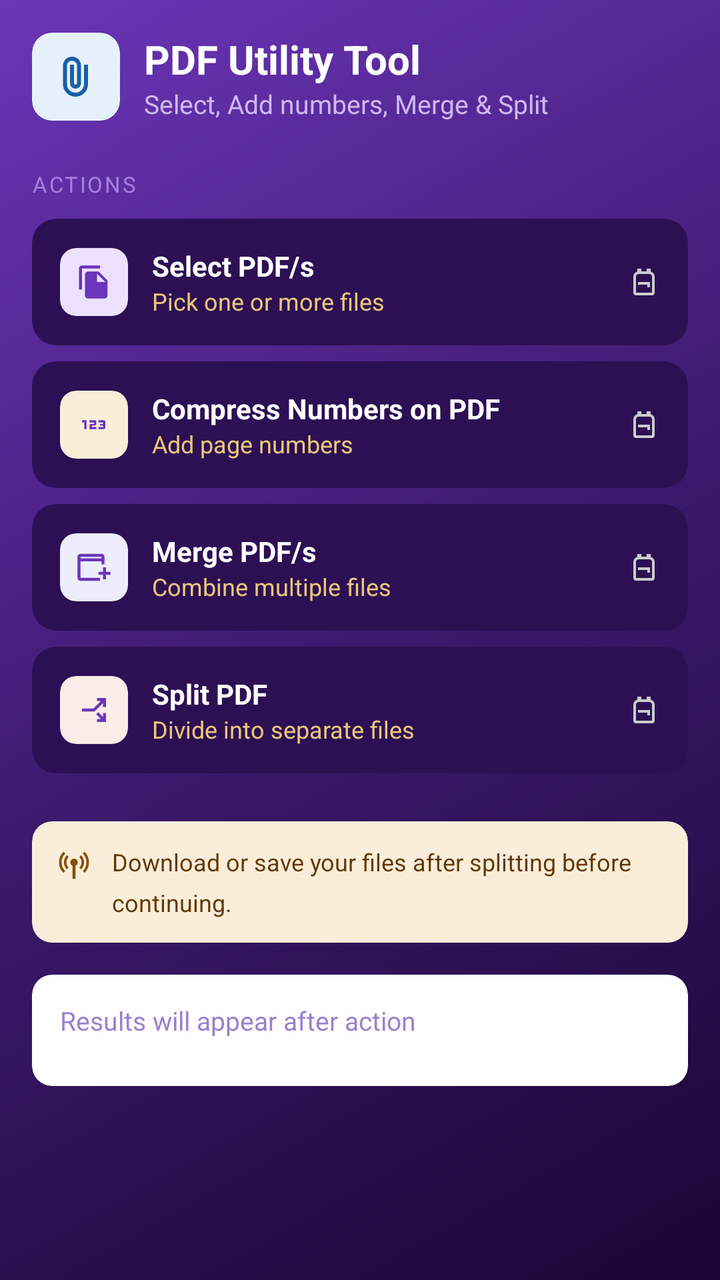
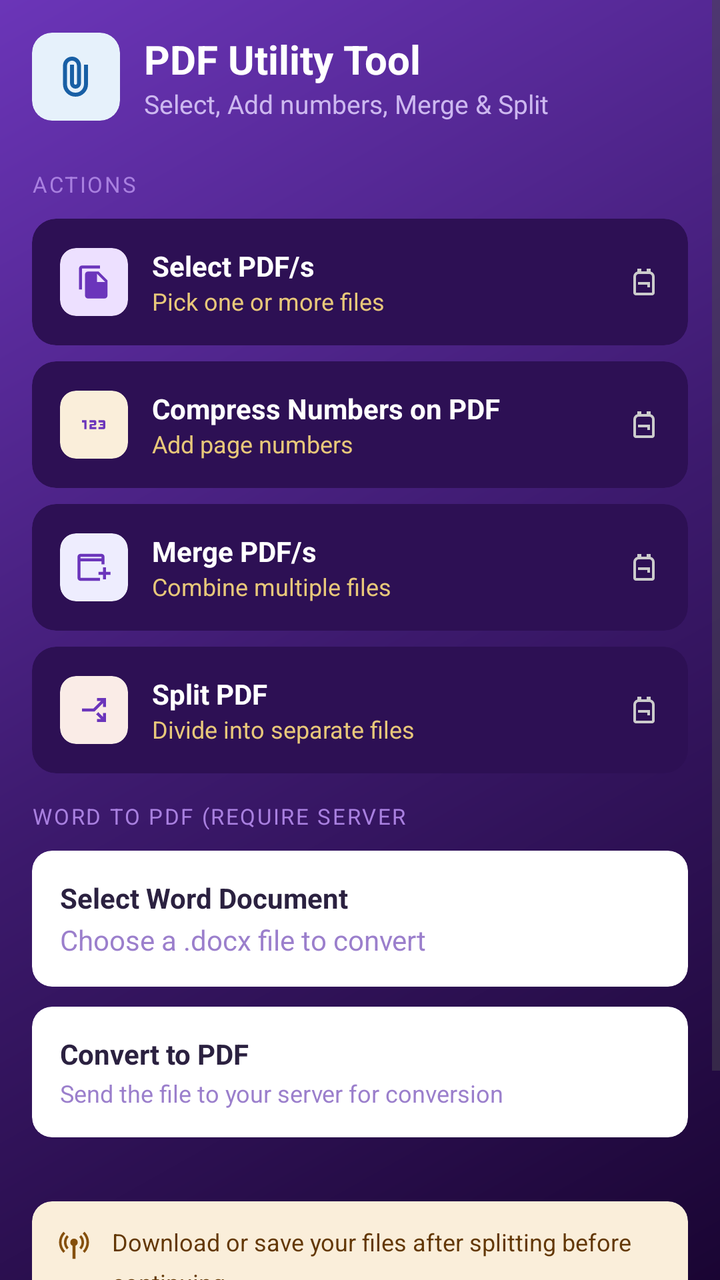

Compare the two renders of this Android layout. The source of the first and the diff that turns it into the second are given below.
<!-- AndroidManifest.xml: application theme Theme.PDFUtilityApp -->
<!-- res/layout/activity_main.xml -->
<?xml version="1.0" encoding="utf-8"?>
<ScrollView xmlns:android="http://schemas.android.com/apk/res/android"
    xmlns:app="http://schemas.android.com/apk/res-auto"
    android:layout_width="match_parent"
    android:layout_height="match_parent"
    android:background="@drawable/bg_gradient">

    <LinearLayout
        android:layout_width="match_parent"
        android:layout_height="wrap_content"
        android:orientation="vertical"
        android:paddingTop="56dp"
        android:padding="16dp">

        <LinearLayout
            android:layout_width="match_parent"
            android:layout_height="wrap_content"
            android:orientation="horizontal"
            android:gravity="center_vertical"
            android:layout_marginBottom="24dp">

            <androidx.cardview.widget.CardView
                android:layout_width="44dp"
                android:layout_height="44dp"
                app:cardCornerRadius="10dp"
                app:cardBackgroundColor="#E6F1FB"
                app:cardElevation="0dp">
                <ImageView
                    android:layout_width="24dp"
                    android:layout_height="24dp"
                    android:layout_gravity="center"
                    android:src="@drawable/ic_picture_as_pdf"
                    app:tint="#185FA5"/>
            </androidx.cardview.widget.CardView>
            
            <LinearLayout
                android:layout_width="wrap_content"
                android:layout_height="wrap_content"
                android:orientation="vertical"
                android:layout_marginStart="12dp">

                <TextView
                    android:layout_width="wrap_content"
                    android:layout_height="wrap_content"
                    android:text="PDF Utility Tool"
                    android:textSize="20sp"
                    android:textStyle="bold"
                    android:textColor="#FFFFFF"/>
                <TextView
                    android:layout_width="wrap_content"
                    android:layout_height="wrap_content"
                    android:text="Select, Add numbers, Merge &amp; Split"
                    android:textSize="13sp"
                    android:textColor="#CDB8F0"/>
            </LinearLayout>
        </LinearLayout>

        <TextView
            android:layout_width="wrap_content"
            android:layout_height="wrap_content"
            android:text="ACTIONS"
            android:textSize="11sp"
            android:textColor="#A980E0"
            android:letterSpacing="0.08"
            android:layout_marginBottom="10dp"/>

        <include layout = "@layout/item_action_select"/>

        <include layout = "@layout/item_action_compress"/>
        <include layout = "@layout/item_action_merge"/>
        <include layout = "@layout/item_action_split"/>
        
        <androidx.cardview.widget.CardView
            android:layout_width="match_parent"
            android:layout_height="wrap_content"
            app:cardCornerRadius="10dp"
            app:cardBackgroundColor="#FAEEDA"
            app:cardElevation="0dp"
            android:layout_marginTop="16dp"
            android:layout_marginBottom="16dp">
            <LinearLayout
                android:layout_width="match_parent"
                android:layout_height="wrap_content"
                android:orientation="horizontal"
                android:padding="12dp"
                android:gravity="top">
                <ImageView
                    android:layout_width="18dp"
                    android:layout_height="18dp"
                    android:src="@drawable/ic_warning"
                    app:tint="#854F0B"
                    android:layout_marginEnd="10dp"
                    android:layout_marginTop="1dp"/>
                <TextView
                    android:layout_width="match_parent"
                    android:layout_height="wrap_content"
                    android:text="Download or save your files after splitting before continuing."
                    android:textSize="12sp"
                    android:textColor="#633806"
                    android:lineSpacingMultiplier="1.4"/>
            </LinearLayout>
        </androidx.cardview.widget.CardView>

    <androidx.cardview.widget.CardView
        android:id="@+id/cardResult"
        android:layout_width="match_parent"
        android:layout_height="wrap_content"
        app:cardCornerRadius="10dp"
        app:cardBackgroundColor="#FFFFFF"
        app:cardElevation="0dp"
        android:layout_marginBottom="16dp">
        <LinearLayout
            android:layout_width="match_parent"
            android:layout_height="wrap_content"
            android:orientation="vertical"
            android:padding="14dp">
            <TextView
                android:id="@+id/tvResult"
                android:layout_width="match_parent"
                android:layout_height="wrap_content"
                android:text="Results will appear after action"
                android:textSize="13sp"
                android:textColor="#9B7FCC"/>

            <HorizontalScrollView
                android:layout_width="match_parent"
                android:layout_height="wrap_content">

                <LinearLayout
                    android:id="@+id/layoutSplitPages"
                    android:orientation="horizontal"
                    android:layout_width="match_parent"
                    android:layout_height="wrap_content"
                    android:layout_marginTop="10dp"/>
            </HorizontalScrollView>

        </LinearLayout>
    </androidx.cardview.widget.CardView>
    </LinearLayout>
</ScrollView>
<!-- res/layout/item_action_select.xml (included above) -->
<?xml version="1.0" encoding="utf-8"?>
<androidx.cardview.widget.CardView xmlns:android="http://schemas.android.com/apk/res/android"
    xmlns:app="http://schemas.android.com/apk/res-auto"
    android:id="@+id/btnSelect"
    android:layout_width="match_parent"
    android:layout_height="match_parent"
    android:layout_marginBottom="8dp"
    android:clickable="true"
    android:focusable="true"
    app:cardCornerRadius="12dp"
    app:cardBackgroundColor="#2D1054"
    app:cardElevation="0dp">
    
    <LinearLayout
        android:layout_width="match_parent"
        android:layout_height="wrap_content"
        android:orientation="horizontal"
        android:padding="14dp"
        android:gravity="center_vertical">
        
        <androidx.cardview.widget.CardView
            android:layout_width="34dp"
            android:layout_height="34dp"
            app:cardCornerRadius="8dp"
            app:cardBackgroundColor="#EDE0FF"
            app:cardElevation="0dp">
            
            <ImageView
                android:layout_width="18dp"
                android:layout_height="18dp"
                android:layout_gravity="center"
                android:src="@drawable/ic_file_copy"
                app:tint="#6B35BB"/>
        </androidx.cardview.widget.CardView>
        <LinearLayout
            android:layout_width="0dp"
            android:layout_height="wrap_content"
            android:layout_weight="1"
            android:orientation="vertical"
            android:layout_marginStart="12dp">
            <TextView
                android:layout_width="wrap_content"
                android:layout_height="wrap_content"
                android:text="Select PDF/s"
                android:textSize="14sp"
                android:textStyle="bold"
                android:textColor="#FFFFFF"/>
            <TextView
                android:layout_width="wrap_content"
                android:layout_height="wrap_content"
                android:text="Pick one or more files"
                android:textSize="12sp"
                android:textColor="#E8C87A"/>

        </LinearLayout>
        
        <ImageView
            android:layout_width="16dp"
            android:layout_height="16dp"
            android:src="@drawable/ic_chevron_right"
            app:tint="#CCCCCC"/>
    </LinearLayout>

</androidx.cardview.widget.CardView>
<!-- res/layout/item_action_compress.xml (included above) -->
<?xml version="1.0" encoding="utf-8"?>
<androidx.cardview.widget.CardView xmlns:android="http://schemas.android.com/apk/res/android"
    xmlns:app="http://schemas.android.com/apk/res-auto"
    android:id="@+id/btnCompressNo"
    android:layout_width="match_parent"
    android:layout_height="match_parent"
    android:layout_marginBottom="8dp"
    android:clickable="true"
    android:focusable="true"
    app:cardCornerRadius="12dp"
    app:cardBackgroundColor="#2D1054"
    app:cardElevation="0dp">

    <LinearLayout
        android:layout_width="match_parent"
        android:layout_height="wrap_content"
        android:orientation="horizontal"
        android:padding="14dp"
        android:gravity="center_vertical">

        <androidx.cardview.widget.CardView
            android:layout_width="34dp"
            android:layout_height="34dp"
            app:cardCornerRadius="8dp"
            app:cardBackgroundColor="#FAEEDA"
            app:cardElevation="0dp">

            <ImageView
                android:layout_width="18dp"
                android:layout_height="18dp"
                android:layout_gravity="center"
                android:src="@drawable/ic_compress"
                app:tint="#6B35BB"/>
        </androidx.cardview.widget.CardView>
        <LinearLayout
            android:layout_width="0dp"
            android:layout_height="wrap_content"
            android:layout_weight="1"
            android:orientation="vertical"
            android:layout_marginStart="12dp">
            <TextView
                android:layout_width="wrap_content"
                android:layout_height="wrap_content"
                android:text="Compress Numbers on PDF"
                android:textSize="14sp"
                android:textStyle="bold"
                android:textColor="#FFFFFF"/>
            <TextView
                android:layout_width="wrap_content"
                android:layout_height="wrap_content"
                android:text="Add page numbers"
                android:textSize="12sp"
                android:textColor="#E8C87A"/>

        </LinearLayout>

        <ImageView
            android:layout_width="16dp"
            android:layout_height="16dp"
            android:src="@drawable/ic_chevron_right"
            app:tint="#CCCCCC"/>
    </LinearLayout>

</androidx.cardview.widget.CardView>
<!-- res/layout/item_action_merge.xml (included above) -->
<?xml version="1.0" encoding="utf-8"?>
<androidx.cardview.widget.CardView xmlns:android="http://schemas.android.com/apk/res/android"
    xmlns:app="http://schemas.android.com/apk/res-auto"
    android:id="@+id/btnMerge"
    android:layout_width="match_parent"
    android:layout_height="match_parent"
    android:layout_marginBottom="8dp"
    android:clickable="true"
    android:focusable="true"
    app:cardCornerRadius="12dp"
    app:cardBackgroundColor="#2D1054"
    app:cardElevation="0dp">

    <LinearLayout
        android:layout_width="match_parent"
        android:layout_height="wrap_content"
        android:orientation="horizontal"
        android:padding="14dp"
        android:gravity="center_vertical">

        <androidx.cardview.widget.CardView
            android:layout_width="34dp"
            android:layout_height="34dp"
            app:cardCornerRadius="8dp"
            app:cardBackgroundColor="#EEEDFE"
            app:cardElevation="0dp">

            <ImageView
                android:layout_width="18dp"
                android:layout_height="18dp"
                android:layout_gravity="center"
                android:src="@drawable/ic_merge_type"
                app:tint="#6B35BB"/>
        </androidx.cardview.widget.CardView>
        <LinearLayout
            android:layout_width="0dp"
            android:layout_height="wrap_content"
            android:layout_weight="1"
            android:orientation="vertical"
            android:layout_marginStart="12dp">
            <TextView
                android:layout_width="wrap_content"
                android:layout_height="wrap_content"
                android:text="Merge PDF/s"
                android:textSize="14sp"
                android:textStyle="bold"
                android:textColor="#FFFFFF"/>
            <TextView
                android:layout_width="wrap_content"
                android:layout_height="wrap_content"
                android:text="Combine multiple files"
                android:textSize="12sp"
                android:textColor="#E8C87A"/>

        </LinearLayout>

        <ImageView
            android:layout_width="16dp"
            android:layout_height="16dp"
            android:src="@drawable/ic_chevron_right"
            app:tint="#CCCCCC"/>
    </LinearLayout>

</androidx.cardview.widget.CardView>
<!-- res/layout/item_action_split.xml (included above) -->
<?xml version="1.0" encoding="utf-8"?>
<androidx.cardview.widget.CardView xmlns:android="http://schemas.android.com/apk/res/android"
    xmlns:app="http://schemas.android.com/apk/res-auto"
    android:id="@+id/btnSplit"
    android:layout_width="match_parent"
    android:layout_height="match_parent"
    android:layout_marginBottom="8dp"
    android:clickable="true"
    android:focusable="true"
    app:cardCornerRadius="12dp"
    app:cardBackgroundColor="#2D1054"
    app:cardElevation="0dp">

    <LinearLayout
        android:layout_width="match_parent"
        android:layout_height="wrap_content"
        android:orientation="horizontal"
        android:padding="14dp"
        android:gravity="center_vertical">

        <androidx.cardview.widget.CardView
            android:layout_width="34dp"
            android:layout_height="34dp"
            app:cardCornerRadius="8dp"
            app:cardBackgroundColor="#FAECE7"
            app:cardElevation="0dp">

            <ImageView
                android:layout_width="18dp"
                android:layout_height="18dp"
                android:layout_gravity="center"
                android:src="@drawable/ic_content_cut"
                app:tint="#6B35BB"/>
        </androidx.cardview.widget.CardView>
        <LinearLayout
            android:layout_width="0dp"
            android:layout_height="wrap_content"
            android:layout_weight="1"
            android:orientation="vertical"
            android:layout_marginStart="12dp">
            <TextView
                android:layout_width="wrap_content"
                android:layout_height="wrap_content"
                android:text="Split PDF"
                android:textSize="14sp"
                android:textStyle="bold"
                android:textColor="#FFFFFF"/>
            <TextView
                android:layout_width="wrap_content"
                android:layout_height="wrap_content"
                android:text="Divide into separate files"
                android:textSize="12sp"
                android:textColor="#E8C87A"/>

        </LinearLayout>

        <ImageView
            android:layout_width="16dp"
            android:layout_height="16dp"
            android:src="@drawable/ic_chevron_right"
            app:tint="#CCCCCC"/>
    </LinearLayout>

</androidx.cardview.widget.CardView>
<!-- resources referenced by this layout -->
<resources>
  <!-- drawable bg_gradient (drawable) -->
  <?xml version="1.0" encoding="utf-8"?>
  <shape xmlns:android="http://schemas.android.com/apk/res/android">
      <gradient
          android:startColor="#1A0533"
          android:centerColor="#3D1A6E"
          android:endColor="#6B35B8"
          android:angle="135"
          android:type="linear"/>
  
  </shape>
  <!-- drawable ic_compress (drawable) -->
  <vector xmlns:android="http://schemas.android.com/apk/res/android" android:autoMirrored="true" android:height="24dp" android:tint="#0A0A0A" android:viewportHeight="960" android:viewportWidth="960" android:width="24dp">
        
      <path android:fillColor="@android:color/white" android:pathData="M220,600L220,420L160,420L160,360L280,360L280,600L220,600ZM360,600L360,500Q360,483 371.5,471.5Q383,460 400,460L480,460L480,420L360,420L360,360L500,360Q517,360 528.5,371.5Q540,383 540,400L540,460Q540,477 528.5,488.5Q517,500 500,500L420,500L420,540L540,540L540,600L360,600ZM600,600L600,540L720,540L720,500L640,500L640,460L720,460L720,420L600,420L600,360L740,360Q757,360 768.5,371.5Q780,383 780,400L780,560Q780,577 768.5,588.5Q757,600 740,600L600,600Z"/>
      
  </vector>
  <!-- drawable ic_content_cut (drawable) -->
  <vector xmlns:android="http://schemas.android.com/apk/res/android" android:autoMirrored="true" android:height="24dp" android:tint="#0A0A0A" android:viewportHeight="960" android:viewportWidth="960" android:width="24dp">
        
      <path android:fillColor="@android:color/white" android:pathData="M160,520L160,440L464,440L664,240L560,240L560,160L800,160L800,400L720,400L720,296L496,520L160,520ZM560,800L560,720L664,720L536,594L594,536L720,664L720,560L800,560L800,800L560,800Z"/>
      
  </vector>
  <!-- drawable ic_file_copy (drawable) -->
  <vector xmlns:android="http://schemas.android.com/apk/res/android"
      android:height="24dp"
      android:tint="#000000"
      android:viewportHeight="24"
      android:viewportWidth="24"
      android:width="24dp">
        
      <path
          android:fillColor="@android:color/white"
          android:pathData="M16,1L4,1c-1.1,0 -2,0.9 -2,2v14h2L4,3h12L16,1zM15,5l6,6v10c0,1.1 -0.9,2 -2,2L7.99,23C6.89,23 6,22.1 6,21l0.01,-14c0,-1.1 0.89,-2 1.99,-2h7zM14,12h5.5L14,6.5L14,12z"/>
      
  </vector>
  <!-- drawable ic_picture_as_pdf (drawable) -->
  <vector xmlns:android="http://schemas.android.com/apk/res/android" android:autoMirrored="true" android:height="24dp" android:tint="#0A0A0A" android:viewportHeight="960" android:viewportWidth="960" android:width="24dp">
        
      <path android:fillColor="@android:color/white" android:pathData="M720,630Q720,734 647,807Q574,880 470,880Q366,880 293,807Q220,734 220,630L220,260Q220,185 272.5,132.5Q325,80 400,80Q475,80 527.5,132.5Q580,185 580,260L580,610Q580,656 548,688Q516,720 470,720Q424,720 392,688Q360,656 360,610L360,240L440,240L440,610Q440,623 448.5,631.5Q457,640 470,640Q483,640 491.5,631.5Q500,623 500,610L500,260Q499,218 470.5,189Q442,160 400,160Q358,160 329,189Q300,218 300,260L300,630Q299,701 349,750.5Q399,800 470,800Q540,800 589,750.5Q638,701 640,630L640,240L720,240L720,630Z"/>
      
  </vector>
  <style name="Theme.PDFUtilityApp" parent="Base.Theme.PDFUtilityApp" />
  <style name="Base.Theme.PDFUtilityApp" parent="Theme.Material3.DayNight.NoActionBar">
          
          
      </style>
  <!-- unchanged entries left out for length: 3 -->
</resources>

<!-- the commit's change to res/layout/activity_main.xml (unified diff, before → after) -->
@@ -69,7 +69,83 @@
         <include layout = "@layout/item_action_compress"/>
         <include layout = "@layout/item_action_merge"/>
         <include layout = "@layout/item_action_split"/>
-        
+
+        <TextView
+            android:layout_width="wrap_content"
+            android:layout_height="wrap_content"
+            android:text="WORD TO PDF (REQUIRE SERVER"
+            android:textSize="11sp"
+            android:textColor="#A980E0"
+            android:letterSpacing="0.08"
+            android:layout_marginTop="6dp"
+            android:layout_marginBottom="10dp"/>
+
+        <androidx.cardview.widget.CardView
+            android:id="@+id/btnSelectWord"
+            android:layout_width="match_parent"
+            android:layout_height="wrap_content"
+            app:cardCornerRadius="10dp"
+            app:cardBackgroundColor="#FFFFFF"
+            app:cardElevation="0dp"
+            android:layout_marginBottom="10dp"
+            android:clickable="true"
+            android:focusable="true"
+            android:foreground="?android:attr/selectableItemBackground">
+            <LinearLayout
+                android:layout_width="match_parent"
+                android:layout_height="wrap_content"
+                android:orientation="vertical"
+                android:padding="14dp">
+                <TextView
+                    android:layout_width="wrap_content"
+                    android:layout_height="wrap_content"
+                    android:text="Select Word Document"
+                    android:textSize="14sp"
+                    android:textColor="#2B2140"
+                    android:textStyle="bold"/>
+                <TextView
+                    android:layout_width="wrap_content"
+                    android:layout_height="wrap_content"
+                    android:text="Choose a .docx file to convert"
+                    android:textSize="14sp"
+                    android:textColor="#9B7FCC"
+                    android:layout_marginTop="2dp"/>
+            </LinearLayout>
+        </androidx.cardview.widget.CardView>
+
+        <androidx.cardview.widget.CardView
+            android:id="@+id/btnConvertWord"
+            android:layout_width="match_parent"
+            android:layout_height="wrap_content"
+            app:cardCornerRadius="10dp"
+            app:cardBackgroundColor="#FFFFFF"
+            app:cardElevation="0dp"
+            android:layout_marginBottom="16dp"
+            android:clickable="true"
+            android:focusable="true"
+            android:foreground="?android:attr/selectableItemBackground">
+            <LinearLayout
+                android:layout_width="match_parent"
+                android:layout_height="wrap_content"
+                android:orientation="vertical"
+                android:padding="14dp">
+                <TextView
+                    android:layout_width="wrap_content"
+                    android:layout_height="wrap_content"
+                    android:text="Convert to PDF"
+                    android:textSize="14sp"
+                    android:textColor="#2B2140"
+                    android:textStyle="bold"/>
+                <TextView
+                    android:layout_width="wrap_content"
+                    android:layout_height="wrap_content"
+                    android:text="Send the file to your server for conversion"
+                    android:textSize="12sp"
+                    android:textColor="#9B7FCC"
+                    android:layout_marginTop="2dp"/>
+            </LinearLayout>
+        </androidx.cardview.widget.CardView>
+
         <androidx.cardview.widget.CardView
             android:layout_width="match_parent"
             android:layout_height="wrap_content"
